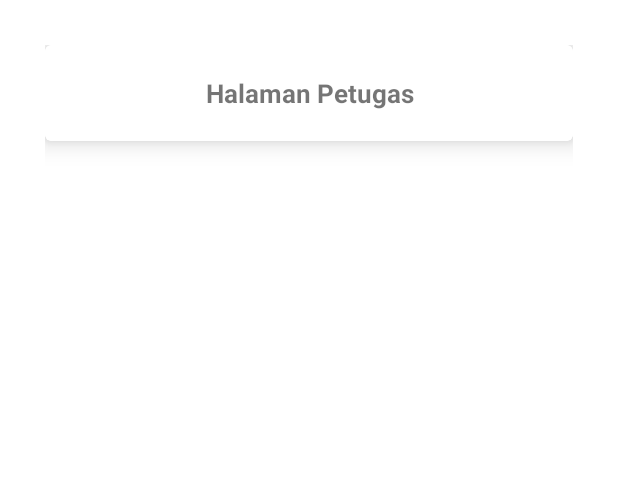
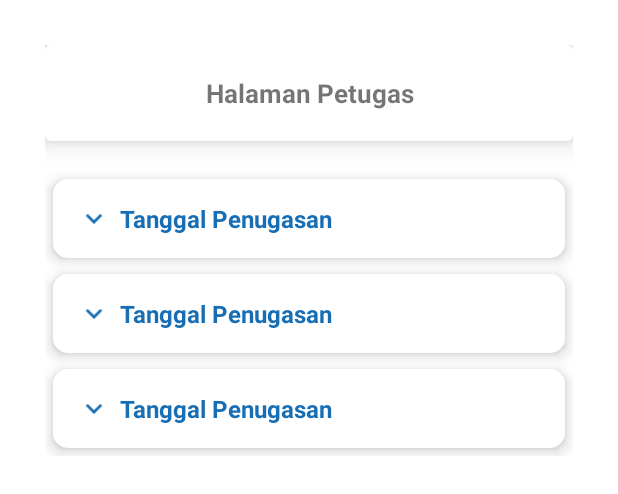
Before and after one commit to tesandev/MobileGerejaInfo, an Android app: the layout fragment_petugas.xml on its own in the app's theme, with its tools: preview values and no code run, on a phone screen of 412 x 824 dp. Shown: the top 494 px of the screen. Run offline under Robolectric (Android 15) with nearby library versions, the phone set to English and light mode, and no system bars.

Commit message:
Petugas page, fix setting page

```diff
--- a/app/src/main/java/com/tesan/gerejayohanes/api/ApiConfig.kt
+++ b/app/src/main/java/com/tesan/gerejayohanes/api/ApiConfig.kt
@@ -8,9 +8,9 @@ import retrofit2.converter.gson.GsonConverterFactory
 import java.util.concurrent.TimeUnit
 
 object ApiConfig {
-    private const val hosting = "https://apibenksampah.000webhostapp.com/api/"
+
     private const val localhost = "http://10.0.2.2:8000/api/"
-
+    private const val url = "http://10.0.2.2:8000/api/"
     private const val BASE_URL = localhost
 
     private val client: Retrofit
@@ -36,4 +36,5 @@ object ApiConfig {
     }
 
     val instance: ApiService get() = client.create(ApiService::class.java)
+    val mediaUrl = url
 }
--- a/app/src/main/java/com/tesan/gerejayohanes/api/ApiService.kt
+++ b/app/src/main/java/com/tesan/gerejayohanes/api/ApiService.kt
@@ -31,6 +31,11 @@ interface ApiService {
         @Field("passwordcurrent") passwordcurrent: String,
         @Field("passwordnew") passwordnew: String
     ): Call<ResponseRegister>
+
+    @GET("usermobileDetail/{id}")
+    fun usermobileDetail(
+        @Path("id") id:String
+    ):Call<ResponseDetailProfile>
 
     //pengumuman
     @GET("listpengumuman")
--- a/app/src/main/res/layout/fragment_petugas.xml
+++ b/app/src/main/res/layout/fragment_petugas.xml
@@ -12,6 +12,7 @@
         android:padding="30dp">
 
         <com.google.android.material.card.MaterialCardView
+            android:id="@+id/headPetugas"
             android:layout_width="match_parent"
             android:layout_height="wrap_content"
             app:strokeColor="@color/cardview_light_background"
@@ -38,6 +39,14 @@
 
         </com.google.android.material.card.MaterialCardView>
 
+        <androidx.recyclerview.widget.RecyclerView
+            android:layout_below="@+id/headPetugas"
+            android:id="@+id/rvPetugas"
+            android:layout_marginTop="20dp"
+            android:layout_width="match_parent"
+            android:layout_height="wrap_content"
+            tools:listitem="@layout/itm_petugas"/>
+
     </RelativeLayout>
 
 </FrameLayout>
--- /dev/null
+++ b/app/src/main/res/layout/itm_petugas.xml
@@ -0,0 +1,70 @@
+<?xml version="1.0" encoding="utf-8"?>
+<com.google.android.material.card.MaterialCardView xmlns:android="http://schemas.android.com/apk/res/android"
+    android:layout_width="match_parent"
+    android:layout_height="wrap_content"
+    android:id="@+id/cardItemPetugas"
+    xmlns:app="http://schemas.android.com/apk/res-auto"
+    app:strokeColor="@color/cardview_light_background"
+    app:strokeWidth="1dp"
+    app:cardElevation="6dp"
+    app:cardCornerRadius="10dp"
+    android:layout_margin="5dp"
+    android:layout_marginBottom="10dp">
+
+    <LinearLayout
+        android:layout_width="match_parent"
+        android:layout_height="match_parent"
+        android:orientation="horizontal"
+        android:padding="15dp">
+
+        <ImageView
+            android:id="@+id/morePetugas"
+            android:layout_width="wrap_content"
+            android:layout_height="match_parent"
+            android:src="@drawable/ic_baseline_expand_more_24"
+            android:layout_marginRight="5dp"/>
+
+        <LinearLayout
+            android:layout_width="match_parent"
+            android:layout_height="wrap_content"
+            android:orientation="vertical">
+
+            <com.google.android.material.textview.MaterialTextView
+                android:id="@+id/jdlPetugas"
+                android:layout_width="match_parent"
+                android:layout_height="wrap_content"
+                android:text="Tanggal Penugasan"
+                android:textStyle="bold"
+                android:textColor="@color/purple_500"
+                android:textSize="16sp"
+                />
+
+            <LinearLayout
+                android:id="@+id/groupBodyPetugas"
+                android:visibility="gone"
+                android:layout_width="match_parent"
+                android:layout_height="match_parent"
+                android:orientation="vertical"
+                android:layout_marginTop="5dp">
+
+                <com.google.android.material.divider.MaterialDivider
+                    android:layout_width="match_parent"
+                    android:layout_height="match_parent"
+                    />
+
+                <com.google.android.material.textview.MaterialTextView
+                    android:id="@+id/bodyPetugas"
+                    android:layout_width="match_parent"
+                    android:layout_height="wrap_content"
+                    android:text="body petugas"
+                    />
+
+            </LinearLayout>
+
+
+        </LinearLayout>
+
+
+    </LinearLayout>
+
+</com.google.android.material.card.MaterialCardView>
--- a/build.gradle
+++ b/build.gradle
@@ -1,6 +1,6 @@
 // Top-level build file where you can add configuration options common to all sub-projects/modules.
 plugins {
-    id 'com.android.application' version '7.3.1' apply false
-    id 'com.android.library' version '7.3.1' apply false
+    id 'com.android.application' version '7.4.2' apply false
+    id 'com.android.library' version '7.4.2' apply false
     id 'org.jetbrains.kotlin.android' version '1.7.20' apply false
 }
```
Also changed, not shown: app/src/main/java/com/tesan/gerejayohanes/adapter/AdapterPetugas.kt (added, +52 -0 lines), app/src/main/java/com/tesan/gerejayohanes/fragment/BacaanFragment.kt (+0 -8 lines), app/src/main/java/com/tesan/gerejayohanes/fragment/PetugasFragment.kt (+67 -0 lines), app/src/main/java/com/tesan/gerejayohanes/fragment/SettingFragment.kt (+34 -7 lines), app/src/main/java/com/tesan/gerejayohanes/model/ResponseDetailProfile.kt (added, +7 -0 lines), gradle/wrapper/gradle-wrapper.properties.
